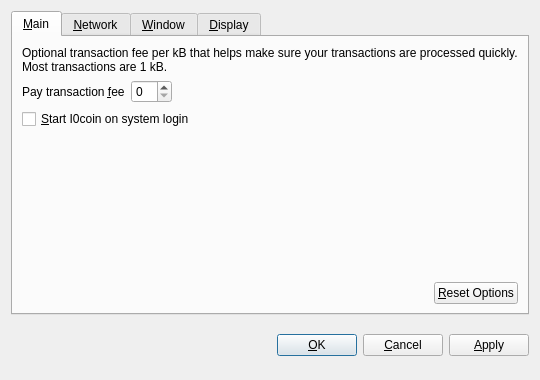
Before: the Qt Designer form src/qt/forms/optionsdialog.ui in photonproject/iXcoin, drawn with Qt 5.
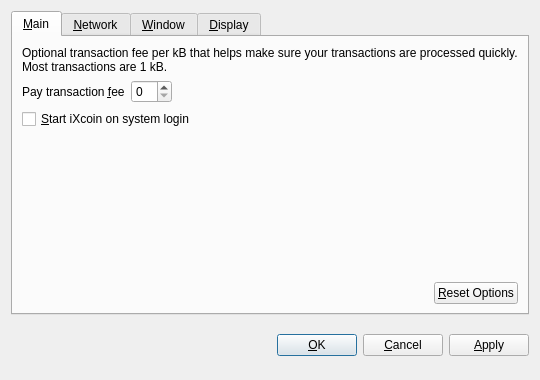
After: the same form once the commit is applied. Custom widgets are drawn as their Qt base class.

Commit message: modified resource files for iXcoin

```diff
--- a/src/qt/forms/optionsdialog.ui
+++ b/src/qt/forms/optionsdialog.ui
@@ -82,7 +82,7 @@
           <string>Automatically start I0coin after logging in to the system.</string>
          </property>
          <property name="text">
-          <string>&amp;Start I0coin on system login</string>
+          <string>&amp;Start iXcoin on system login</string>
          </property>
         </widget>
        </item>
```
Left out of the diff: 10 changed lines with no effect on the pictures. The commit also changes 79 other files.
